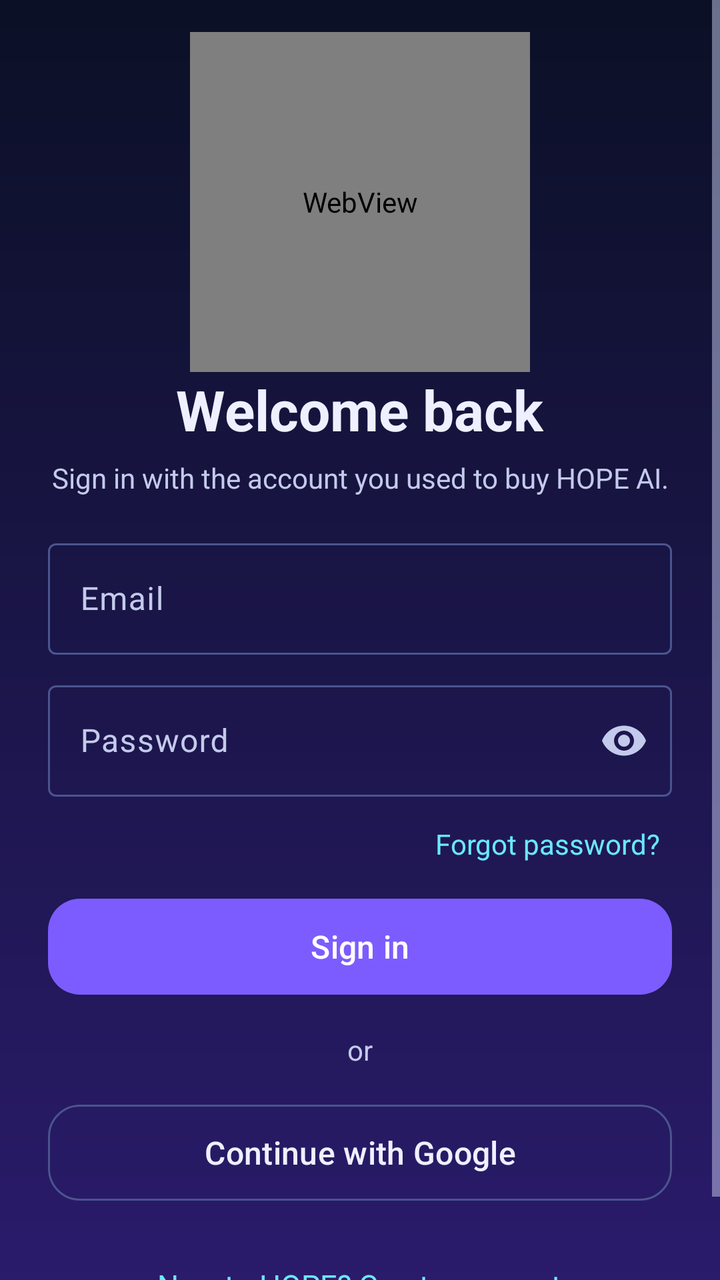
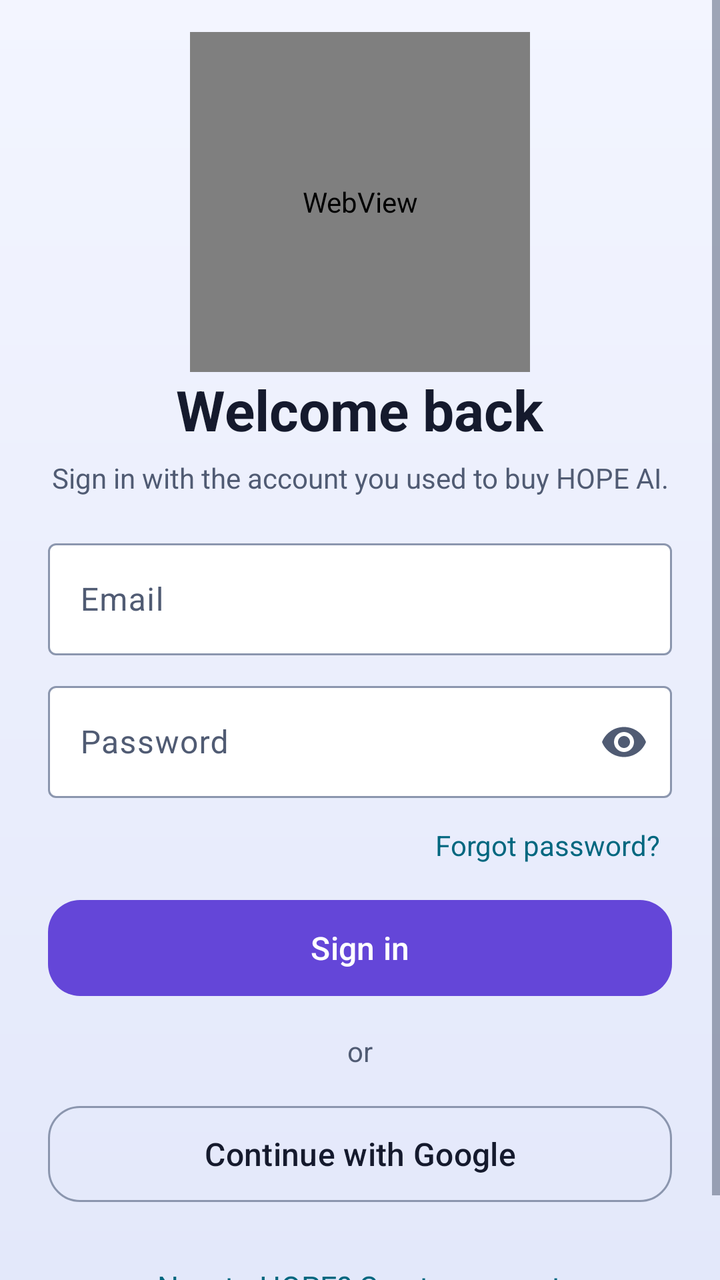

An Android layout rendered at two revisions. The XML below is the earlier revision; the diff shows what the commit changed to produce the second picture.
<!-- AndroidManifest.xml: activity theme Theme.Hope.Auth -->
<!-- res/layout/activity_login.xml -->
<?xml version="1.0" encoding="utf-8"?>
<ScrollView xmlns:android="http://schemas.android.com/apk/res/android"
    xmlns:app="http://schemas.android.com/apk/res-auto"
    android:layout_width="match_parent"
    android:layout_height="match_parent"
    android:fillViewport="true"
    android:fitsSystemWindows="true">

    <LinearLayout
        android:layout_width="match_parent"
        android:layout_height="wrap_content"
        android:gravity="center_horizontal"
        android:orientation="vertical"
        android:paddingStart="24dp"
        android:paddingTop="16dp"
        android:paddingEnd="24dp"
        android:paddingBottom="24dp">

        <WebView
        android:id="@+id/orbView"
        android:layout_width="170dp"
        android:layout_height="170dp"
        android:background="@android:color/transparent" />

        <TextView
            android:id="@+id/titleText"
            android:layout_width="wrap_content"
            android:layout_height="wrap_content"
            android:text="Welcome back"
            android:textColor="@color/hope_auth_text"
            android:textSize="28sp"
            android:textStyle="bold" />

        <TextView
            android:id="@+id/subtitleText"
            android:layout_width="match_parent"
            android:layout_height="wrap_content"
            android:layout_marginTop="6dp"
            android:layout_marginBottom="18dp"
            android:gravity="center"
            android:text="Sign in with the account you used to buy HOPE AI."
            android:textColor="@color/hope_auth_text_muted"
            android:textSize="14sp" />

        <TextView
            android:id="@+id/bannerText"
            android:layout_width="match_parent"
            android:layout_height="wrap_content"
            android:layout_marginBottom="12dp"
            android:background="@drawable/bg_hope_auth_banner_error"
            android:padding="12dp"
            android:textColor="@color/hope_auth_text"
            android:textSize="14sp"
            android:visibility="gone" />

        <com.google.android.material.textfield.TextInputLayout
            android:id="@+id/emailLayout"
            style="@style/Widget.Material3.TextInputLayout.OutlinedBox"
            android:layout_width="match_parent"
            android:layout_height="wrap_content"
            android:hint="Email"
            app:boxStrokeColor="@color/hope_auth_input_stroke"
            app:hintTextColor="@color/hope_auth_input_hint">

            <com.google.android.material.textfield.TextInputEditText
                android:id="@+id/emailInput"
                android:layout_width="match_parent"
                android:layout_height="wrap_content"
                android:imeOptions="actionNext"
                android:inputType="textEmailAddress"
                android:maxLines="1"
                android:textColor="@color/hope_auth_text"
                android:textColorHint="@color/hope_auth_text_muted" />
        </com.google.android.material.textfield.TextInputLayout>

        <com.google.android.material.textfield.TextInputLayout
            android:id="@+id/passwordLayout"
            style="@style/Widget.Material3.TextInputLayout.OutlinedBox"
            android:layout_width="match_parent"
            android:layout_height="wrap_content"
            android:layout_marginTop="10dp"
            android:hint="Password"
            app:boxStrokeColor="@color/hope_auth_input_stroke"
            app:endIconMode="password_toggle"
            app:hintTextColor="@color/hope_auth_input_hint">

            <com.google.android.material.textfield.TextInputEditText
                android:id="@+id/passwordInput"
                android:layout_width="match_parent"
                android:layout_height="wrap_content"
                android:imeOptions="actionDone"
                android:inputType="textPassword"
                android:maxLines="1"
                android:textColor="@color/hope_auth_text"
                android:textColorHint="@color/hope_auth_text_muted" />
        </com.google.android.material.textfield.TextInputLayout>

        <com.google.android.material.textfield.TextInputLayout
            android:id="@+id/confirmLayout"
            style="@style/Widget.Material3.TextInputLayout.OutlinedBox"
            android:layout_width="match_parent"
            android:layout_height="wrap_content"
            android:layout_marginTop="10dp"
            android:hint="Confirm password"
            android:visibility="gone"
            app:boxStrokeColor="@color/hope_auth_input_stroke"
            app:endIconMode="password_toggle"
            app:hintTextColor="@color/hope_auth_input_hint">

            <com.google.android.material.textfield.TextInputEditText
                android:id="@+id/confirmInput"
                android:layout_width="match_parent"
                android:layout_height="wrap_content"
                android:imeOptions="actionDone"
                android:inputType="textPassword"
                android:maxLines="1"
                android:textColor="@color/hope_auth_text"
                android:textColorHint="@color/hope_auth_text_muted" />
        </com.google.android.material.textfield.TextInputLayout>

        <TextView
            android:id="@+id/forgotText"
            android:layout_width="wrap_content"
            android:layout_height="wrap_content"
            android:layout_gravity="end"
            android:layout_marginTop="8dp"
            android:padding="6dp"
            android:text="Forgot password?"
            android:textColor="@color/hope_auth_cyan"
            android:textSize="14sp" />

        <com.google.android.material.button.MaterialButton
            android:id="@+id/primaryButton"
            android:layout_width="match_parent"
            android:layout_height="56dp"
            android:layout_marginTop="8dp"
            android:text="Sign in"
            android:textColor="@android:color/white"
            android:textSize="16sp"
            app:cornerRadius="16dp" />

        <TextView
            android:layout_width="wrap_content"
            android:layout_height="wrap_content"
            android:layout_marginTop="14dp"
            android:layout_marginBottom="14dp"
            android:text="or"
            android:textColor="@color/hope_auth_text_muted" />

        <com.google.android.material.button.MaterialButton
            android:id="@+id/googleButton"
            style="@style/Widget.Material3.Button.OutlinedButton"
            android:layout_width="match_parent"
            android:layout_height="56dp"
            android:text="Continue with Google"
            android:textColor="@color/hope_auth_text"
            android:textSize="16sp"
            app:cornerRadius="16dp"
            app:strokeColor="@color/hope_auth_outline" />

        <TextView
            android:id="@+id/toggleText"
            android:layout_width="wrap_content"
            android:layout_height="wrap_content"
            android:layout_marginTop="20dp"
            android:padding="8dp"
            android:text="New to HOPE? Create account"
            android:textColor="@color/hope_auth_cyan"
            android:textSize="15sp" />

        <com.google.android.material.progressindicator.CircularProgressIndicator
            android:id="@+id/progress"
            android:layout_width="wrap_content"
            android:layout_height="wrap_content"
            android:layout_marginTop="8dp"
            android:indeterminate="true"
            android:visibility="gone" />
    </LinearLayout>
</ScrollView>
<!-- resources referenced by this layout -->
<resources>
  <color name="hope_auth_cyan">#69E8FF</color>
  <color name="hope_auth_outline">#4B548F</color>
  <color name="hope_auth_text">#EEF0FF</color>
  <color name="hope_auth_text_muted">#C4CAEB</color>
  <!-- drawable bg_hope_auth_banner_error (drawable) -->
  <?xml version="1.0" encoding="utf-8"?>
  <shape xmlns:android="http://schemas.android.com/apk/res/android" android:shape="rectangle">
      <solid android:color="#33FF6B7A" />
      <stroke android:width="1dp" android:color="#99FF6B7A" />
      <corners android:radius="14dp" />
  </shape>
  <style name="Theme.Hope.Auth" parent="Theme.Material3.Dark.NoActionBar">
          <item name="colorPrimary">@color/hope_auth_primary</item>
          <item name="colorOnPrimary">#FFFFFF</item>
          <item name="colorPrimaryContainer">@color/hope_auth_primary_dark</item>
          <item name="colorOnPrimaryContainer">#FFFFFF</item>
          <item name="colorSecondary">@color/hope_auth_cyan</item>
          <item name="colorOnSecondary">#06202A</item>
          <item name="colorSurface">@color/hope_auth_surface</item>
          <item name="colorOnSurface">@color/hope_auth_text</item>
          <item name="colorSurfaceVariant">@color/hope_auth_surface_variant</item>
          <item name="colorOnSurfaceVariant">@color/hope_auth_text_muted</item>
          <item name="colorOutline">@color/hope_auth_outline</item>
          <item name="colorError">@color/hope_auth_error</item>
          <item name="android:windowBackground">@drawable/bg_hope_auth</item>
          <item name="android:statusBarColor">@android:color/transparent</item>
          <item name="android:windowLightStatusBar">false</item>
          <item name="android:navigationBarColor">@color/hope_auth_bg_bottom</item>
          <item name="android:windowLightNavigationBar">false</item>
          <item name="android:textColorPrimary">@color/hope_auth_text</item>
          <item name="android:textColorSecondary">@color/hope_auth_text_muted</item>
          <item name="android:editTextColor">@color/hope_auth_text</item>
          <item name="colorControlNormal">@color/hope_auth_text_muted</item>
          <item name="colorControlActivated">@color/hope_auth_cyan</item>
          <item name="colorControlHighlight">@color/hope_auth_primary</item>
      </style>
  <color name="hope_auth_primary">#7C5CFF</color>
  <color name="hope_auth_primary_dark">#5B3FE0</color>
  <color name="hope_auth_surface">#151A3A</color>
  <color name="hope_auth_surface_variant">#1E2450</color>
  <color name="hope_auth_error">#FF6B7A</color>
  <!-- drawable bg_hope_auth (drawable) -->
  <?xml version="1.0" encoding="utf-8"?>
  <shape xmlns:android="http://schemas.android.com/apk/res/android" android:shape="rectangle">
      <gradient
          android:angle="270"
          android:endColor="@color/hope_auth_bg_bottom"
          android:startColor="@color/hope_auth_bg_top"
          android:type="linear" />
  </shape>
  <color name="hope_auth_bg_bottom">#2A1B6B</color>
  <color name="hope_auth_bg_top">#0B1026</color>
</resources>

<!-- the commit's change to res/layout/activity_login.xml (unified diff, before → after) -->
@@ -16,11 +16,16 @@
         android:paddingEnd="24dp"
         android:paddingBottom="24dp">
 
-        <WebView
-        android:id="@+id/orbView"
-        android:layout_width="170dp"
-        android:layout_height="170dp"
-        android:background="@android:color/transparent" />
+        <FrameLayout
+            android:layout_width="170dp"
+            android:layout_height="170dp">
+
+            <WebView
+                android:id="@+id/orbView"
+                android:layout_width="match_parent"
+                android:layout_height="match_parent"
+                android:background="@android:color/transparent" />
+        </FrameLayout>
 
         <TextView
             android:id="@+id/titleText"
@@ -54,11 +59,38 @@
             android:visibility="gone" />
 
         <com.google.android.material.textfield.TextInputLayout
+            android:id="@+id/nameLayout"
+            style="@style/Widget.Material3.TextInputLayout.OutlinedBox"
+            android:layout_width="match_parent"
+            android:layout_height="wrap_content"
+            android:hint="Full name"
+            android:visibility="gone"
+            app:boxBackgroundColor="@color/hope_auth_input_background"
+            app:boxStrokeColor="@color/hope_auth_input_stroke"
+            app:hintTextColor="@color/hope_auth_input_hint">
+
+            <com.google.android.material.textfield.TextInputEditText
+                android:id="@+id/nameInput"
+                android:layout_width="match_parent"
+                android:layout_height="wrap_content"
+                android:imeOptions="actionNext"
+                android:inputType="textPersonName|textCapWords"
+                android:maxLines="1"
+                android:minHeight="56dp"
+                android:paddingStart="16dp"
+                android:paddingEnd="16dp"
+                android:textColor="@color/hope_auth_text"
+                android:textColorHint="@color/hope_auth_text_muted"
+                android:textSize="16sp" />
+        </com.google.android.material.textfield.TextInputLayout>
+
+        <com.google.android.material.textfield.TextInputLayout
             android:id="@+id/emailLayout"
             style="@style/Widget.Material3.TextInputLayout.OutlinedBox"
             android:layout_width="match_parent"
             android:layout_height="wrap_content"
             android:hint="Email"
+            app:boxBackgroundColor="@color/hope_auth_input_background"
             app:boxStrokeColor="@color/hope_auth_input_stroke"
             app:hintTextColor="@color/hope_auth_input_hint">
 
@@ -69,8 +101,12 @@
                 android:imeOptions="actionNext"
                 android:inputType="textEmailAddress"
                 android:maxLines="1"
-                android:textColor="@color/hope_auth_text"
-                android:textColorHint="@color/hope_auth_text_muted" />
+                android:minHeight="56dp"
+                android:paddingStart="16dp"
+                android:paddingEnd="16dp"
+                android:textColor="@color/hope_auth_text"
+                android:textColorHint="@color/hope_auth_text_muted"
+                android:textSize="16sp" />
         </com.google.android.material.textfield.TextInputLayout>
 
         <com.google.android.material.textfield.TextInputLayout
@@ -80,6 +116,7 @@
             android:layout_height="wrap_content"
             android:layout_marginTop="10dp"
             android:hint="Password"
+            app:boxBackgroundColor="@color/hope_auth_input_background"
             app:boxStrokeColor="@color/hope_auth_input_stroke"
             app:endIconMode="password_toggle"
             app:hintTextColor="@color/hope_auth_input_hint">
@@ -91,9 +128,24 @@
                 android:imeOptions="actionDone"
                 android:inputType="textPassword"
                 android:maxLines="1"
-                android:textColor="@color/hope_auth_text"
-                android:textColorHint="@color/hope_auth_text_muted" />
-        </com.google.android.material.textfield.TextInputLayout>
+                android:minHeight="56dp"
+                android:paddingStart="16dp"
+                android:paddingEnd="16dp"
+                android:textColor="@color/hope_auth_text"
+                android:textColorHint="@color/hope_auth_text_muted"
+                android:textSize="16sp" />
+        </com.google.android.material.textfield.TextInputLayout>
+
+        <TextView
+            android:id="@+id/passwordStrengthText"
+            android:layout_width="match_parent"
+            android:layout_height="wrap_content"
+            android:layout_marginStart="4dp"
+            android:layout_marginTop="4dp"
+            android:paddingBottom="2dp"
+            android:textColor="@color/hope_auth_text_muted"
+            android:textSize="12sp"
+            android:visibility="gone" />
 
         <com.google.android.material.textfield.TextInputLayout
             android:id="@+id/confirmLayout"
@@ -103,6 +155,7 @@
             android:layout_marginTop="10dp"
             android:hint="Confirm password"
             android:visibility="gone"
+            app:boxBackgroundColor="@color/hope_auth_input_background"
             app:boxStrokeColor="@color/hope_auth_input_stroke"
             app:endIconMode="password_toggle"
             app:hintTextColor="@color/hope_auth_input_hint">
@@ -114,8 +167,12 @@
                 android:imeOptions="actionDone"
                 android:inputType="textPassword"
                 android:maxLines="1"
-                android:textColor="@color/hope_auth_text"
-                android:textColorHint="@color/hope_auth_text_muted" />
+                android:minHeight="56dp"
+                android:paddingStart="16dp"
+                android:paddingEnd="16dp"
+                android:textColor="@color/hope_auth_text"
+                android:textColorHint="@color/hope_auth_text_muted"
+                android:textSize="16sp" />
         </com.google.android.material.textfield.TextInputLayout>
 
         <TextView
<!-- resource entries referenced after the edit -->
@@ -1,17 +1,18 @@
 <!-- resources referenced by this layout -->
 <resources>
-  <color name="hope_auth_cyan">#69E8FF</color>
-  <color name="hope_auth_outline">#4B548F</color>
-  <color name="hope_auth_text">#EEF0FF</color>
-  <color name="hope_auth_text_muted">#C4CAEB</color>
+  <color name="hope_auth_cyan">#00677F</color>
+  <color name="hope_auth_input_background">#FFFFFF</color>
+  <color name="hope_auth_outline">#8B96AE</color>
+  <color name="hope_auth_text">#151A2D</color>
+  <color name="hope_auth_text_muted">#505B73</color>
   <!-- drawable bg_hope_auth_banner_error (drawable) -->
   <?xml version="1.0" encoding="utf-8"?>
   <shape xmlns:android="http://schemas.android.com/apk/res/android" android:shape="rectangle">
-      <solid android:color="#33FF6B7A" />
-      <stroke android:width="1dp" android:color="#99FF6B7A" />
+      <solid android:color="@color/hope_auth_error_background" />
+      <stroke android:width="1dp" android:color="@color/hope_auth_error_border" />
       <corners android:radius="14dp" />
   </shape>
-  <style name="Theme.Hope.Auth" parent="Theme.Material3.Dark.NoActionBar">
+  <style name="Theme.Hope.Auth" parent="Theme.Material3.Light.NoActionBar">
           <item name="colorPrimary">@color/hope_auth_primary</item>
           <item name="colorOnPrimary">#FFFFFF</item>
           <item name="colorPrimaryContainer">@color/hope_auth_primary_dark</item>
@@ -26,21 +27,25 @@
           <item name="colorError">@color/hope_auth_error</item>
           <item name="android:windowBackground">@drawable/bg_hope_auth</item>
           <item name="android:statusBarColor">@android:color/transparent</item>
-          <item name="android:windowLightStatusBar">false</item>
-          <item name="android:navigationBarColor">@color/hope_auth_bg_bottom</item>
-          <item name="android:windowLightNavigationBar">false</item>
+          <item name="android:windowLightStatusBar">true</item>
+          <item name="android:navigationBarColor">@color/hope_auth_primary_dark</item>
           <item name="android:textColorPrimary">@color/hope_auth_text</item>
           <item name="android:textColorSecondary">@color/hope_auth_text_muted</item>
           <item name="android:editTextColor">@color/hope_auth_text</item>
           <item name="colorControlNormal">@color/hope_auth_text_muted</item>
           <item name="colorControlActivated">@color/hope_auth_cyan</item>
           <item name="colorControlHighlight">@color/hope_auth_primary</item>
+          <item name="colorAccent">@color/hope_auth_cyan</item>
+          <item name="android:colorAccent">@color/hope_auth_cyan</item>
+          <item name="android:textColorHighlight">#336446D8</item>
       </style>
-  <color name="hope_auth_primary">#7C5CFF</color>
-  <color name="hope_auth_primary_dark">#5B3FE0</color>
-  <color name="hope_auth_surface">#151A3A</color>
-  <color name="hope_auth_surface_variant">#1E2450</color>
-  <color name="hope_auth_error">#FF6B7A</color>
+  <color name="hope_auth_error_background">#FFF1F2</color>
+  <color name="hope_auth_error_border">#DEA0A8</color>
+  <color name="hope_auth_primary">#6446D8</color>
+  <color name="hope_auth_primary_dark">#4F35B8</color>
+  <color name="hope_auth_surface">#FFFFFF</color>
+  <color name="hope_auth_surface_variant">#F5F6FC</color>
+  <color name="hope_auth_error">#B3263E</color>
   <!-- drawable bg_hope_auth (drawable) -->
   <?xml version="1.0" encoding="utf-8"?>
   <shape xmlns:android="http://schemas.android.com/apk/res/android" android:shape="rectangle">
@@ -50,7 +55,7 @@
           android:startColor="@color/hope_auth_bg_top"
           android:type="linear" />
   </shape>
-  <color name="hope_auth_bg_bottom">#2A1B6B</color>
-  <color name="hope_auth_bg_top">#0B1026</color>
+  <color name="hope_auth_bg_bottom">#E3E8FA</color>
+  <color name="hope_auth_bg_top">#F3F5FF</color>
 </resources>
 
